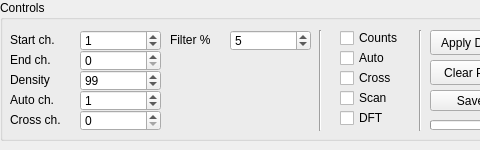
Above: line.ui from ahp-electronics/xc-gui before the change; both pictures show x 160 to 640 and y 0 to 150 of the 1398 by 150 pixel window. Below: the same form after it.
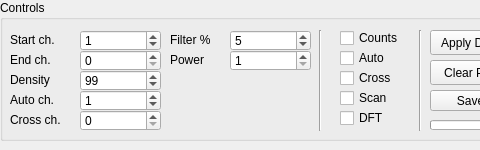
That is the form after the change.

Commit message: Using normalized magnitude in line.cpp and baseline.cpp

The edit to the form file:
```diff
--- a/line.ui
+++ b/line.ui
@@ -765,6 +765,41 @@
      <number>5</number>
     </property>
    </widget>
+   <widget class="QSpinBox" name="Power">
+    <property name="geometry">
+     <rect>
+      <x>230</x>
+      <y>50</y>
+      <width>81</width>
+      <height>21</height>
+     </rect>
+    </property>
+    <property name="minimum">
+     <number>1</number>
+    </property>
+    <property name="maximum">
+     <number>8</number>
+    </property>
+    <property name="singleStep">
+     <number>1</number>
+    </property>
+    <property name="value">
+     <number>1</number>
+    </property>
+   </widget>
+   <widget class="QLabel" name="label_18">
+    <property name="geometry">
+     <rect>
+      <x>170</x>
+      <y>50</y>
+      <width>61</width>
+      <height>20</height>
+     </rect>
+    </property>
+    <property name="text">
+     <string>Power</string>
+    </property>
+   </widget>
   </widget>
  </widget>
  <resources/>
```
The commit also changes 4 other files.
